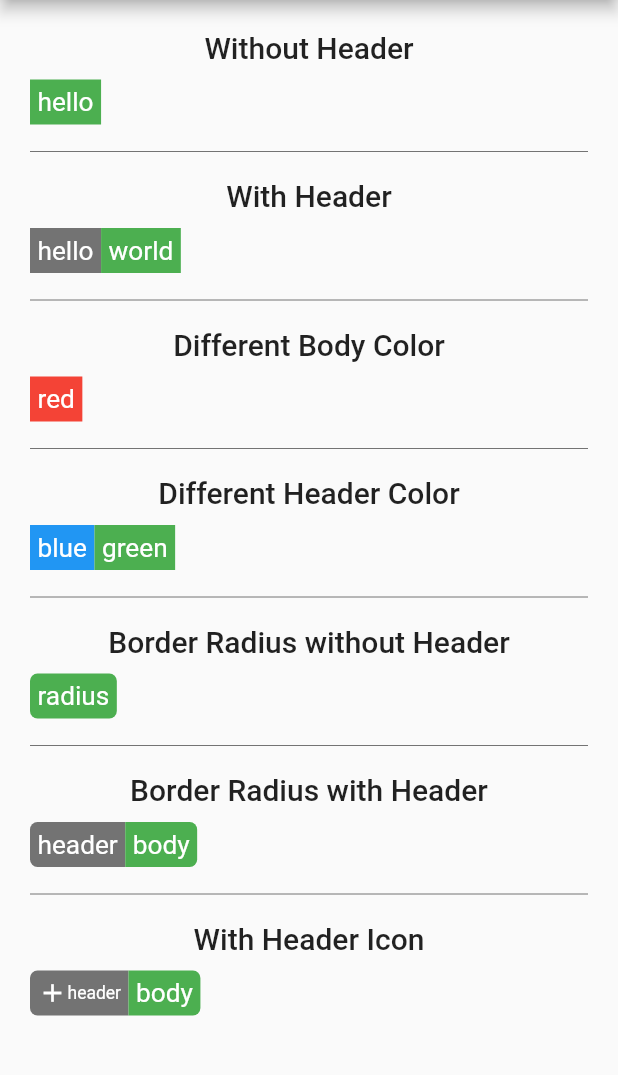
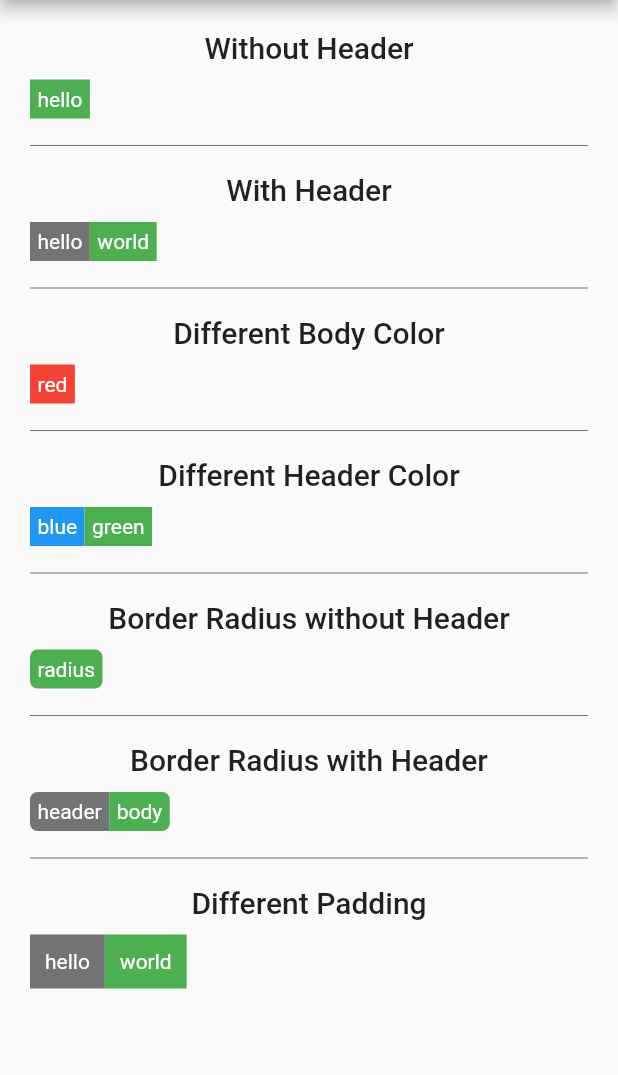
Before and after one commit to erayerdin/metabadge, a Flutter app: the screen it shows after launch, on a phone screen of 412 x 824 dp, the part 84-1159 px from its top. Run offline on Flutter 3.47's test engine with Material 2 defaults, Android fonts, the phone set to English and light mode, and no system bars.

Commit message:
added padding

```diff
--- a/examples/project/lib/main.dart
+++ b/examples/project/lib/main.dart
@@ -107,27 +107,18 @@ final List<MetabadgeExample> examples = [
       decoration: MetabadgeDecoration(radius: 5),
     ),
   ),
-  MetabadgeExample(
-    title: 'With Header Icon',
+  const MetabadgeExample(
+    title: 'Different Padding',
     metabadge: Metabadge(
-      header: Row(
-        children: const [
-          Icon(
-            Icons.add,
-            color: Colors.white,
-          ),
-          Text(
-            'header',
-            style: whiteTextStyle,
-          ),
-        ],
-      ),
-      body: const Text(
-        'body',
+      header: Text(
+        'hello',
         style: whiteTextStyle,
       ),
-      // TODO change radius
-      decoration: const MetabadgeDecoration(radius: 5),
+      body: Text(
+        'world',
+        style: whiteTextStyle,
+      ),
+      decoration: MetabadgeDecoration(padding: 10),
     ),
   ),
 ];
--- a/lib/src/metabadge.dart
+++ b/lib/src/metabadge.dart
@@ -26,6 +26,7 @@ class Metabadge extends StatelessWidget {
       bodyColor: Colors.green,
       headerColor: Colors.black54,
       radius: 0,
+      padding: 5.0,
     ),
     required this.body,
   }) : super(key: key);
@@ -36,8 +37,7 @@ class Metabadge extends StatelessWidget {
       children: [
         if (header != null)
           Container(
-            height: 30,
-            padding: const EdgeInsets.all(5),
+            padding: EdgeInsets.all(decoration.padding ?? 5),
             decoration: BoxDecoration(
               color: decoration.headerColor,
               borderRadius: BorderRadius.only(
@@ -45,11 +45,10 @@ class Metabadge extends StatelessWidget {
                 bottomLeft: Radius.circular(decoration.radius ?? 0),
               ),
             ),
-            child: FittedBox(child: header),
+            child: header,
           ),
         Container(
-          height: 30,
-          padding: const EdgeInsets.all(5),
+          padding: EdgeInsets.all(decoration.padding ?? 5),
           decoration: BoxDecoration(
             color: decoration.bodyColor,
             borderRadius: header == null
@@ -59,7 +58,7 @@ class Metabadge extends StatelessWidget {
                     bottomRight: Radius.circular(decoration.radius ?? 0),
                   ),
           ),
-          child: FittedBox(child: body),
+          child: body,
         ),
       ],
     );
@@ -70,10 +69,12 @@ class MetabadgeDecoration {
   final Color? bodyColor;
   final Color? headerColor;
   final double? radius;
+  final double? padding;
 
   const MetabadgeDecoration({
     this.bodyColor = Colors.green,
     this.headerColor = Colors.black54,
     this.radius = 0,
+    this.padding = 5,
   });
 }
```
